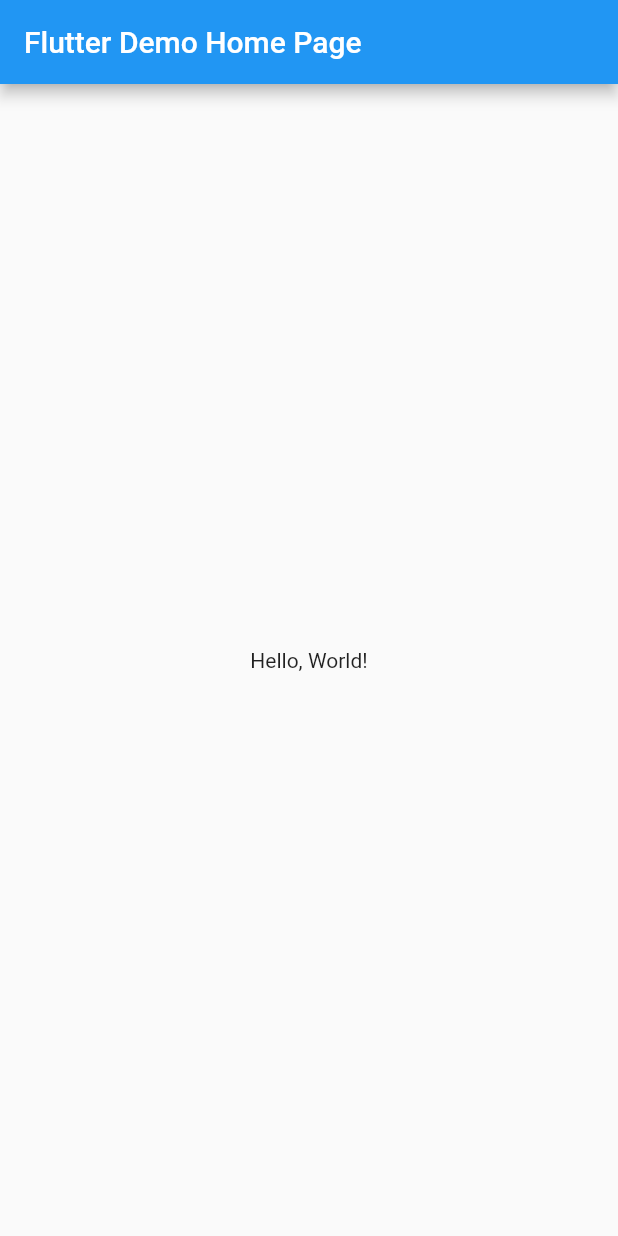
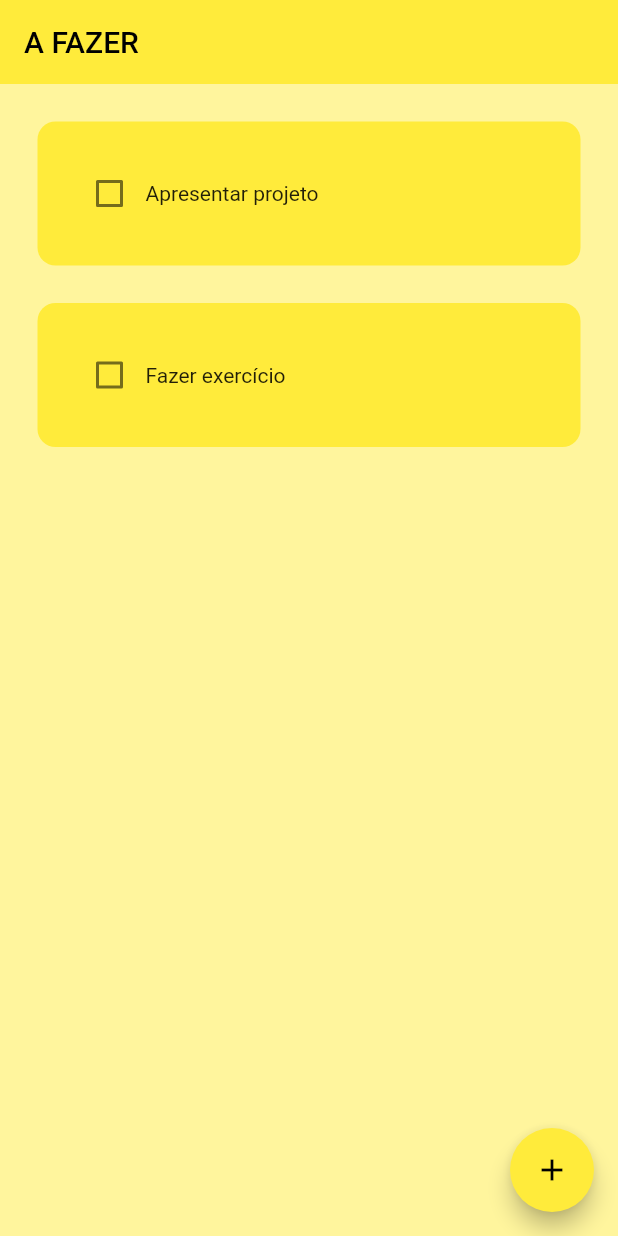
Before and after one commit to gabriel-vinicios/todo-flutter, a Flutter app: the screen it shows after launch, on a phone screen of 412 x 824 dp. Run offline on Flutter 3.47's test engine with Material 2 defaults, Android fonts, the phone set to English and light mode, and no system bars; drawn by our look-alikes of flutter_slidable; our stand-ins replace hive_flutter; accounts and stored records are empty.

Commit message:
first commit

```diff
--- /dev/null
+++ b/lib/data/database.dart
@@ -0,0 +1,26 @@
+import 'package:hive_flutter/hive_flutter.dart';
+
+class ToDoDataBase {
+  List toDoList = [];
+
+  // reference our box
+  final _myBox = Hive.box('mybox');
+
+  // run this method if this is the 1st time ever opening this app
+  void createInitialData() {
+    toDoList = [
+      ["Apresentar projeto", false],
+      ["Fazer exercício", false],
+    ];
+  }
+
+  // load the data from database
+  void loadData() {
+    toDoList = _myBox.get("TODOLIST");
+  }
+
+  // update the database
+  void updateDataBase() {
+    _myBox.put("TODOLIST", toDoList);
+  }
+}
--- a/lib/main.dart
+++ b/lib/main.dart
@@ -1,42 +1,26 @@
 import 'package:flutter/material.dart';
+import 'package:hive_flutter/hive_flutter.dart';
+import 'pages/home_page.dart';
 
-void main() => runApp(MyApp());
+void main() async {
+  // init the hive
+  await Hive.initFlutter();
+
+  // open a box
+  var box = await Hive.openBox('mybox');
+
+  runApp(const MyApp());
+}
 
 class MyApp extends StatelessWidget {
   const MyApp({super.key});
-  // This widget is the root of your application.
+
   @override
   Widget build(BuildContext context) {
     return MaterialApp(
-      // Application name
-      title: 'Flutter Hello World',
-      // Application theme data, you can set the colors for the application as
-      // you want
-      theme: ThemeData(
-        primarySwatch: Colors.blue,
-      ),
-      // A widget which will be started on application startup
-      home: MyHomePage(title: 'Flutter Demo Home Page'),
+      debugShowCheckedModeBanner: false,
+      home: HomePage(),
+      theme: ThemeData(primarySwatch: Colors.yellow),
     );
   }
 }
-
-class MyHomePage extends StatelessWidget {
-  final String title;
-  const MyHomePage({super.key, required this.title});
-
-  @override
-  Widget build(BuildContext context) {
-    return Scaffold(
-      appBar: AppBar(
-        // The title text which will be shown on the action bar
-        title: Text(title),
-      ),
-      body: Center(
-        child: Text(
-          'Hello, World!',
-        ),
-      ),
-    );
-  }
-}
--- /dev/null
+++ b/lib/pages/home_page.dart
@@ -0,0 +1,100 @@
+import 'package:flutter/material.dart';
+import 'package:hive_flutter/hive_flutter.dart';
+import '../data/database.dart';
+import '../util/dialog_box.dart';
+import '../util/todo_tile.dart';
+
+class HomePage extends StatefulWidget {
+  const HomePage({super.key});
+
+  @override
+  State<HomePage> createState() => _HomePageState();
+}
+
+class _HomePageState extends State<HomePage> {
+  // reference the hive box
+  final _myBox = Hive.box('mybox');
+  ToDoDataBase db = ToDoDataBase();
+
+  @override
+  void initState() {
+    // if this is the 1st time ever openin the app, then create default data
+    if (_myBox.get("TODOLIST") == null) {
+      db.createInitialData();
+    } else {
+      // there already exists data
+      db.loadData();
+    }
+
+    super.initState();
+  }
+
+  // text controller
+  final _controller = TextEditingController();
+
+  // checkbox was tapped
+  void checkBoxChanged(bool? value, int index) {
+    setState(() {
+      db.toDoList[index][1] = !db.toDoList[index][1];
+    });
+    db.updateDataBase();
+  }
+
+  // save new task
+  void saveNewTask() {
+    setState(() {
+      db.toDoList.add([_controller.text, false]);
+      _controller.clear();
+    });
+    Navigator.of(context).pop();
+    db.updateDataBase();
+  }
+
+  // create a new task
+  void createNewTask() {
+    showDialog(
+      context: context,
+      builder: (context) {
+        return DialogBox(
+          controller: _controller,
+          onSave: saveNewTask,
+          onCancel: () => Navigator.of(context).pop(),
+        );
+      },
+    );
+  }
+
+  // delete task
+  void deleteTask(int index) {
+    setState(() {
+      db.toDoList.removeAt(index);
+    });
+    db.updateDataBase();
+  }
+
+  @override
+  Widget build(BuildContext context) {
+    return Scaffold(
+      backgroundColor: Colors.yellow[200],
+      appBar: AppBar(
+        title: Text('A FAZER'),
+        elevation: 0,
+      ),
+      floatingActionButton: FloatingActionButton(
+        onPressed: createNewTask,
+        child: Icon(Icons.add),
+      ),
+      body: ListView.builder(
+        itemCount: db.toDoList.length,
+        itemBuilder: (context, index) {
+          return ToDoTile(
+            taskName: db.toDoList[index][0],
+            taskCompleted: db.toDoList[index][1],
+            onChanged: (value) => checkBoxChanged(value, index),
+            deleteFunction: (context) => deleteTask(index),
+          );
+        },
+      ),
+    );
+  }
+}
--- /dev/null
+++ b/lib/util/todo_tile.dart
@@ -0,0 +1,64 @@
+import 'package:flutter/material.dart';
+import 'package:flutter_slidable/flutter_slidable.dart';
+
+class ToDoTile extends StatelessWidget {
+  final String taskName;
+  final bool taskCompleted;
+  Function(bool?)? onChanged;
+  Function(BuildContext)? deleteFunction;
+
+  ToDoTile({
+    super.key,
+    required this.taskName,
+    required this.taskCompleted,
+    required this.onChanged,
+    required this.deleteFunction,
+  });
+
+  @override
+  Widget build(BuildContext context) {
+    return Padding(
+      padding: const EdgeInsets.only(left: 25.0, right: 25, top: 25),
+      child: Slidable(
+        endActionPane: ActionPane(
+          motion: StretchMotion(),
+          children: [
+            SlidableAction(
+              onPressed: deleteFunction,
+              icon: Icons.delete,
+              backgroundColor: Colors.red.shade300,
+              borderRadius: BorderRadius.circular(12),
+            )
+          ],
+        ),
+        child: Container(
+          padding: EdgeInsets.all(24),
+          decoration: BoxDecoration(
+            color: Colors.yellow,
+            borderRadius: BorderRadius.circular(12),
+          ),
+          child: Row(
+            children: [
+              // checkbox
+              Checkbox(
+                value: taskCompleted,
+                onChanged: onChanged,
+                activeColor: Colors.black,
+              ),
+
+              // task name
+              Text(
+                taskName,
+                style: TextStyle(
+                  decoration: taskCompleted
+                      ? TextDecoration.lineThrough
+                      : TextDecoration.none,
+                ),
+              ),
+            ],
+          ),
+        ),
+      ),
+    );
+  }
+}
--- a/pubspec.yaml
+++ b/pubspec.yaml
@@ -19,6 +19,11 @@ environment:
 dependencies:
   flutter:
     sdk: flutter
+  url_launcher: ^6.1.10
+  flutter_linkify: ^5.0.2
+  http: ^0.13.5
+  hive_flutter: ^1.1.0
+  flutter_slidable: ^1.3.2
 
 dev_dependencies:
   flutter_test:
```
Also changed, not shown: lib/util/dialog_box.dart (added, +53 -0 lines), lib/util/my_button.dart (added, +20 -0 lines).
